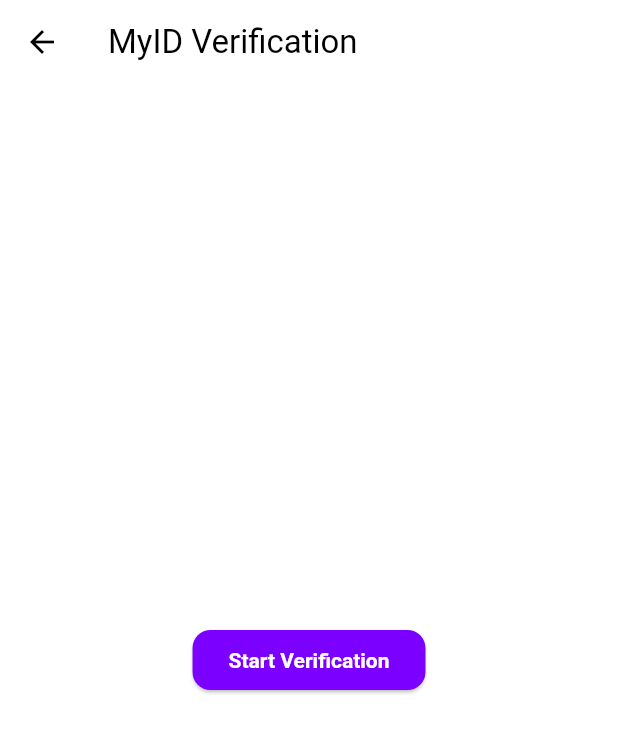
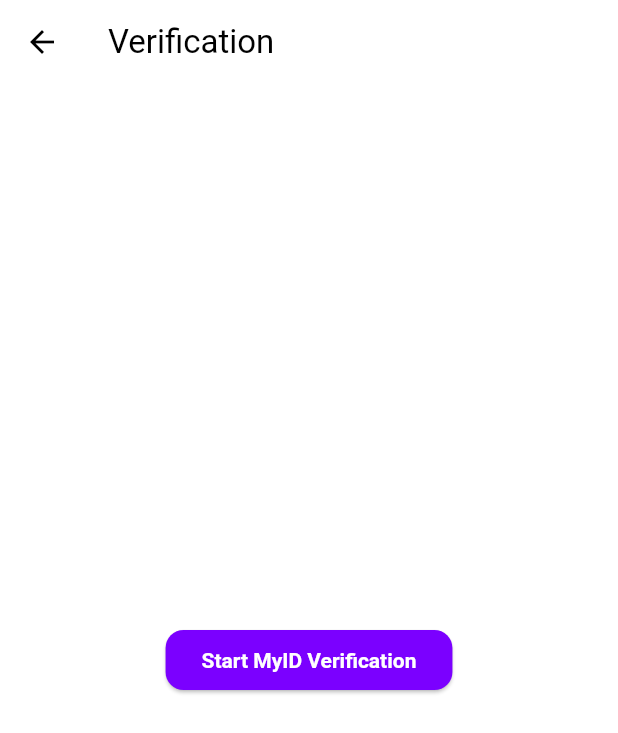
Before and after one commit to ren4ik/flutter_test_app, a Flutter app: the VerificationScreen screen opened directly with empty values, on a phone screen of 412 x 824 dp. Shown: the top 733 px of the screen. Run offline on Flutter 3.47's test engine with Material 3 defaults, Android fonts, the phone set to English and light mode, and no system bars; missing offline and left inert: myid.

Commit message:
modified:   lib/screens/verification_screen.dart

```diff
--- a/lib/screens/verification_screen.dart
+++ b/lib/screens/verification_screen.dart
@@ -16,7 +16,7 @@ class VerificationScreen extends StatelessWidget {
   @override
   Widget build(BuildContext context) {
     return Scaffold(
-      appBar: AppBar(title: const Text('MyID Verification')),
+      appBar: AppBar(title: const Text('Verification')),
       body: Center(
         child: ElevatedButton(
           onPressed: () async {
@@ -32,10 +32,10 @@ class VerificationScreen extends StatelessWidget {
             );
 
             ScaffoldMessenger.of(context).showSnackBar(
-              SnackBar(content: Text('MyID finished: ${result.resultStatus.name}')),
+              SnackBar(content: Text('MyID result: ${result.status.name}')),
             );
           },
-          child: const Text('Start Verification'),
+          child: const Text('Start MyID Verification'),
         ),
       ),
     );
```
